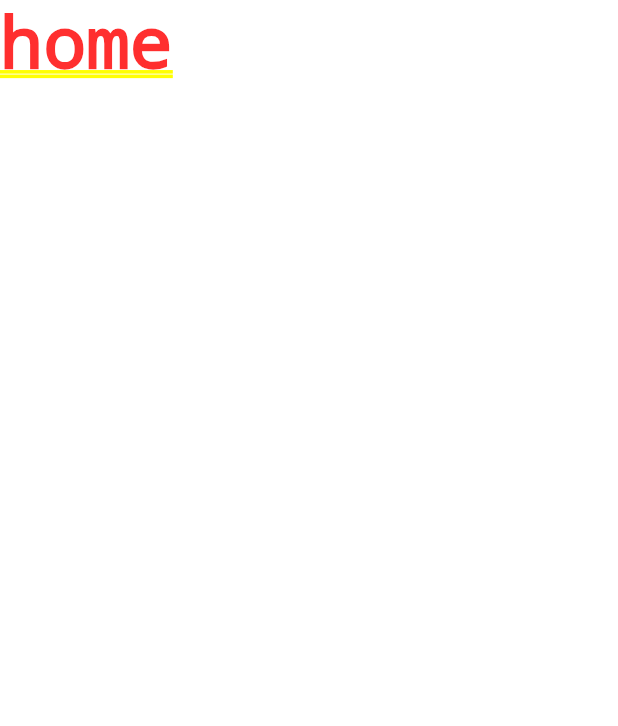
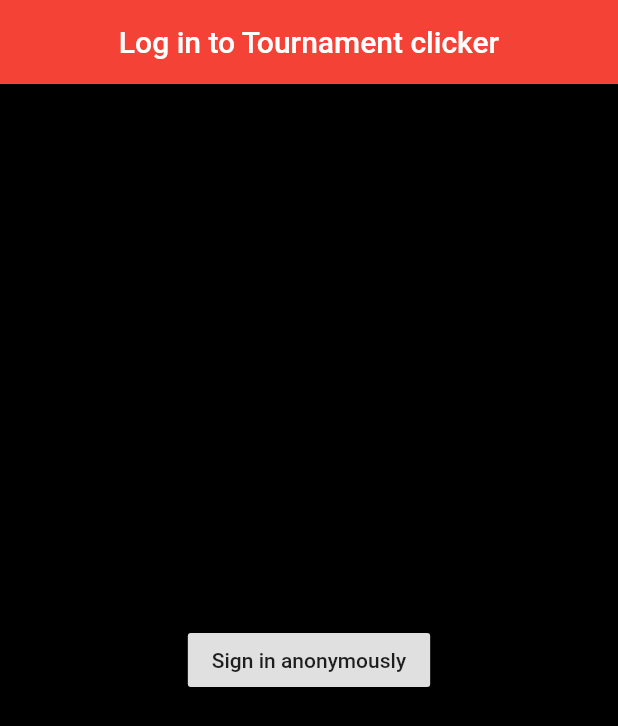
Before and after one commit to hallgrimur1471/counter_click, a Flutter app: the screen it shows after launch, on a phone screen of 412 x 824 dp. Shown: the top 726 px of the screen. Run offline on Flutter 3.47's test engine with Material 2 defaults, Android fonts, the phone set to English and light mode, and no system bars; our stand-ins replace firebase_auth; accounts and stored records are empty.

```diff
--- a/lib/main.dart
+++ b/lib/main.dart
@@ -1,5 +1,8 @@
+import 'package:counter_click/models/user.dart';
 import 'package:counter_click/screens/auth_listener.dart';
+import 'package:counter_click/services/auth.dart';
 import 'package:flutter/material.dart';
+import 'package:provider/provider.dart';
 
 void main() {
   runApp(MyApp());
@@ -8,9 +11,12 @@ void main() {
 class MyApp extends StatelessWidget {
   @override
   Widget build(BuildContext context) {
-    return MaterialApp(
-      title: 'Counter click',
-      home: AuthListener(),
+    return StreamProvider<User>.value(
+      value: AuthService().user,
+      child: MaterialApp(
+        title: 'Counter click',
+        home: AuthWrapper(),
+      ),
     );
     // return MaterialApp(
     //   title: 'Counter click',
--- /dev/null
+++ b/lib/models/user.dart
@@ -0,0 +1,5 @@
+class User {
+  final String uid;
+
+  User({this.uid});
+}
--- a/lib/screens/auth_listener.dart
+++ b/lib/screens/auth_listener.dart
@@ -1,10 +1,18 @@
+import 'package:counter_click/models/user.dart';
+import 'package:counter_click/screens/authenticate/authenticate.dart';
 import 'package:counter_click/screens/home/home.dart';
 import 'package:flutter/material.dart';
+import 'package:provider/provider.dart';
 
-class AuthListener extends StatelessWidget {
+class AuthWrapper extends StatelessWidget {
   @override
   Widget build(BuildContext context) {
-    // return Home or Authenticate
-    return Home();
+    final user = Provider.of<User>(context);
+
+    if (user == null) {
+      return Authenticate();
+    } else {
+      return Home();
+    }
   }
 }
--- a/lib/screens/authenticate/authenticate.dart
+++ b/lib/screens/authenticate/authenticate.dart
@@ -1,3 +1,4 @@
+import 'package:counter_click/screens/authenticate/sign_in.dart';
 import 'package:flutter/material.dart';
 
 class Authenticate extends StatefulWidget {
@@ -8,8 +9,6 @@ class Authenticate extends StatefulWidget {
 class _AuthenticateState extends State<Authenticate> {
   @override
   Widget build(BuildContext context) {
-    return Container(
-      child: Text("authenticate"),
-    );
+    return SignIn();
   }
 }
--- /dev/null
+++ b/lib/screens/authenticate/sign_in.dart
@@ -0,0 +1,41 @@
+import 'package:counter_click/services/auth.dart';
+import 'package:flutter/material.dart';
+
+class SignIn extends StatefulWidget {
+  @override
+  _SignInState createState() => _SignInState();
+}
+
+class _SignInState extends State<SignIn> {
+  AuthService _auth = AuthService();
+
+  @override
+  Widget build(BuildContext context) {
+    return Scaffold(
+      backgroundColor: Colors.black,
+      appBar: AppBar(
+        backgroundColor: Colors.red,
+        elevation: 0.0,
+        title: Center(
+          child: Text(
+            'Log in to Tournament clicker',
+          ),
+        ),
+      ),
+      body: Center(
+        child: RaisedButton(
+          child: Text('Sign in anonymously'),
+          onPressed: () async {
+            dynamic result = await _auth.signInAnon();
+            if (result == null) {
+              print('Error signing in');
+            } else {
+              print('signed in');
+              print(result.uid);
+            }
+          },
+        ),
+      ),
+    );
+  }
+}
--- a/pubspec.yaml
+++ b/pubspec.yaml
@@ -24,10 +24,12 @@ dependencies:
   flutter:
     sdk: flutter
 
-
   # The following adds the Cupertino Icons font to your application.
   # Use with the CupertinoIcons class for iOS style icons.
   cupertino_icons: ^0.1.3
+
+  firebase_auth: ^0.16.1
+  provider: ^4.3.2
 
 dev_dependencies:
   flutter_test:
```
Also changed, not shown: lib/screens/home/home.dart (+23 -2 lines), lib/services/auth.dart (added, +34 -0 lines), pubspec.lock, 1 other file.
